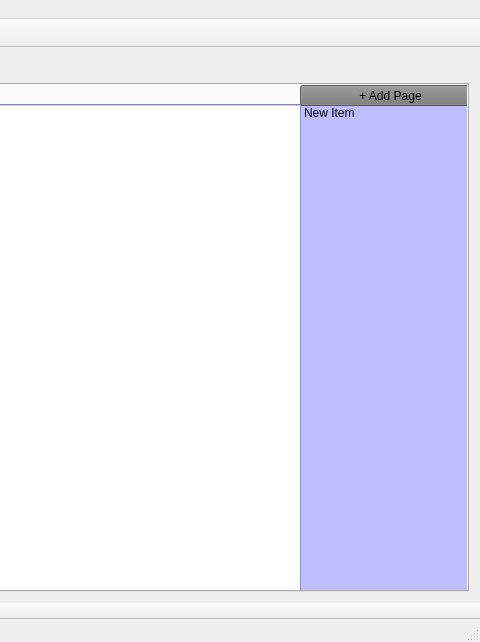
Before: the Qt Designer form Qt Project Files/SpiralBound/mainwindow.ui in ECU-CSCI-4230/SpiralBound, drawn with Qt 5; both pictures show x 463 to 943 and y 0 to 642 of the 943 by 642 pixel window.
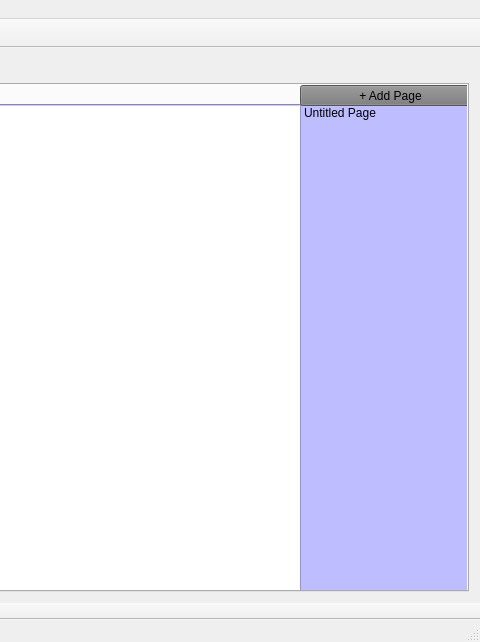
After: the same form once the commit is applied. Icons and pictures are not drawn.

Commit message:
Linked Page backend to frontend
+ Page content dynamically updates based on the content of the present page
+ If there is only one section remaining, you cannot delete that section
+ (TODO) If there is only one page remaining, you cannot delete it
+ Minor indentation fixes

```diff
--- a/Qt Project Files/SpiralBound/mainwindow.ui
+++ b/Qt Project Files/SpiralBound/mainwindow.ui
@@ -70,7 +70,7 @@
         </property>
         <item>
          <property name="text">
-          <string>New Item</string>
+          <string>Untitled Page</string>
          </property>
         </item>
        </widget>
```
The commit also changes 4 other files.
